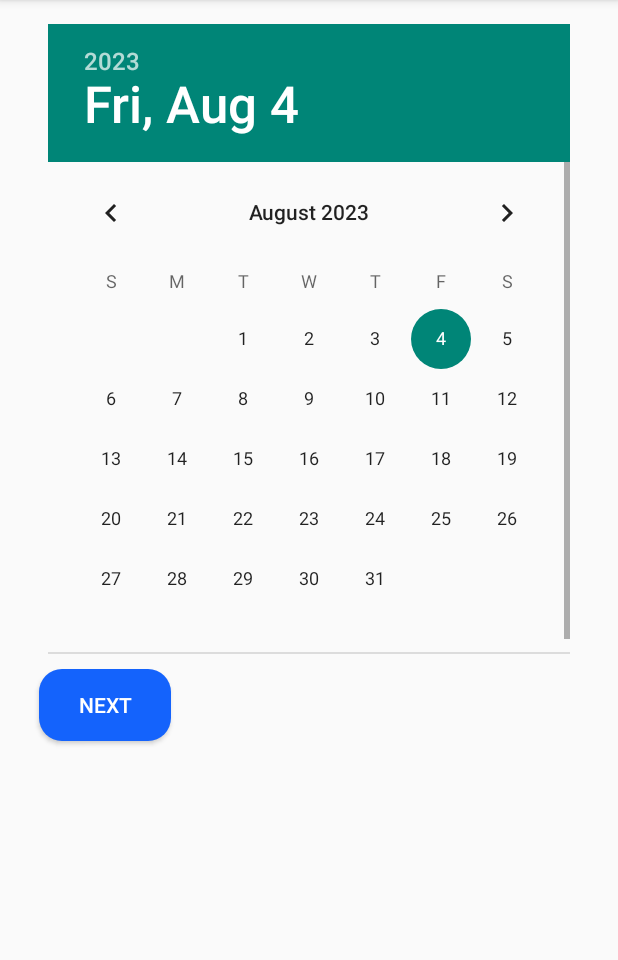
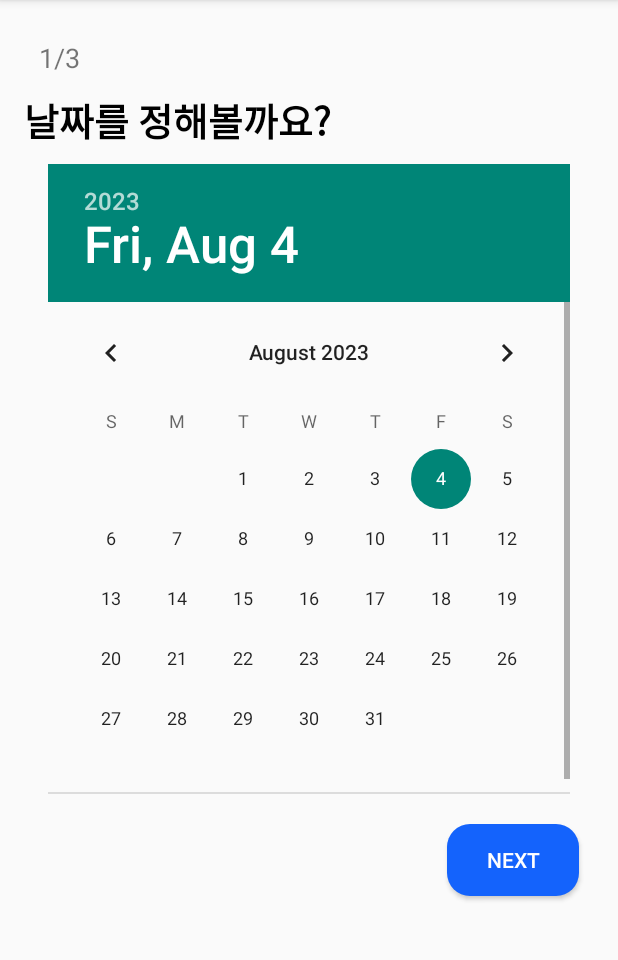
Before and after one commit to sungshinAI/Moon2, an Android app: the elevenpageActivity screen opened directly, with no data from a screen before it, on a phone screen of 412 x 824 dp, the part 84-1044 px from its top. Run offline under Robolectric (Android 15) with nearby library versions, the phone set to English and light mode, and no system bars.

Commit message:
11, 12 page에 TextView 추가 등

```diff
--- a/app/src/main/res/layout/elevenpage.xml
+++ b/app/src/main/res/layout/elevenpage.xml
@@ -6,11 +6,28 @@
     android:orientation="vertical"
     android:padding="16dp">
 
+    <TextView
+        android:id="@+id/tv11_1"
+        android:layout_width="wrap_content"
+        android:layout_height="wrap_content"
+        android:layout_margin="10dp"
+        android:text="1/3"
+        android:textSize="18sp" />
+
+    <TextView
+        android:layout_width="wrap_content"
+        android:layout_height="wrap_content"
+        android:text="날짜를 정해볼까요?"
+        android:textColor="@color/black"
+        android:textSize="25sp"
+        android:textStyle="bold" />
+
     <DatePicker
         android:id="@+id/datePicker"
         android:layout_width="wrap_content"
         android:layout_height="420dp"
-        android:layout_gravity="center" />
+        android:layout_gravity="center"
+        android:layout_margin="10dp" />
 
     <Button
         android:id="@+id/btn11_1"
@@ -19,6 +36,7 @@
         android:layout_margin="10dp"
         android:background="@drawable/buttonround"
         android:text="Next"
-        android:textColor="#FFFFFF" />
+        android:textColor="#FFFFFF"
+        android:layout_gravity="right" />
 
 </LinearLayout>
--- a/app/src/main/res/layout/tenpage.xml
+++ b/app/src/main/res/layout/tenpage.xml
@@ -59,6 +59,6 @@
         android:textColor="#000000"
         android:textSize="16sp"
         tools:layout_editor_absoluteX="65dp"
-        tools:layout_editor_absoluteY="415dp" />
+        tools:layout_editor_absoluteY="414dp" />
 
 </androidx.constraintlayout.widget.ConstraintLayout>
--- a/app/src/main/res/layout/thirteenpage.xml
+++ b/app/src/main/res/layout/thirteenpage.xml
@@ -11,10 +11,11 @@
         android:layout_width="wrap_content"
         android:layout_height="wrap_content"
         android:layout_marginStart="24dp"
+        android:layout_marginTop="65dp"
         android:text="3/3"
         android:textSize="18sp"
         app:layout_constraintStart_toStartOf="parent"
-        tools:layout_editor_absoluteY="66dp" />
+        app:layout_constraintTop_toTopOf="parent" />
 
     <TextView
         android:id="@+id/textView2"
```
Also changed, not shown: app/src/main/res/layout/sixteenpage.xml (+11 -0 lines), app/src/main/res/layout/twelvepage.xml (+17 -2 lines).
